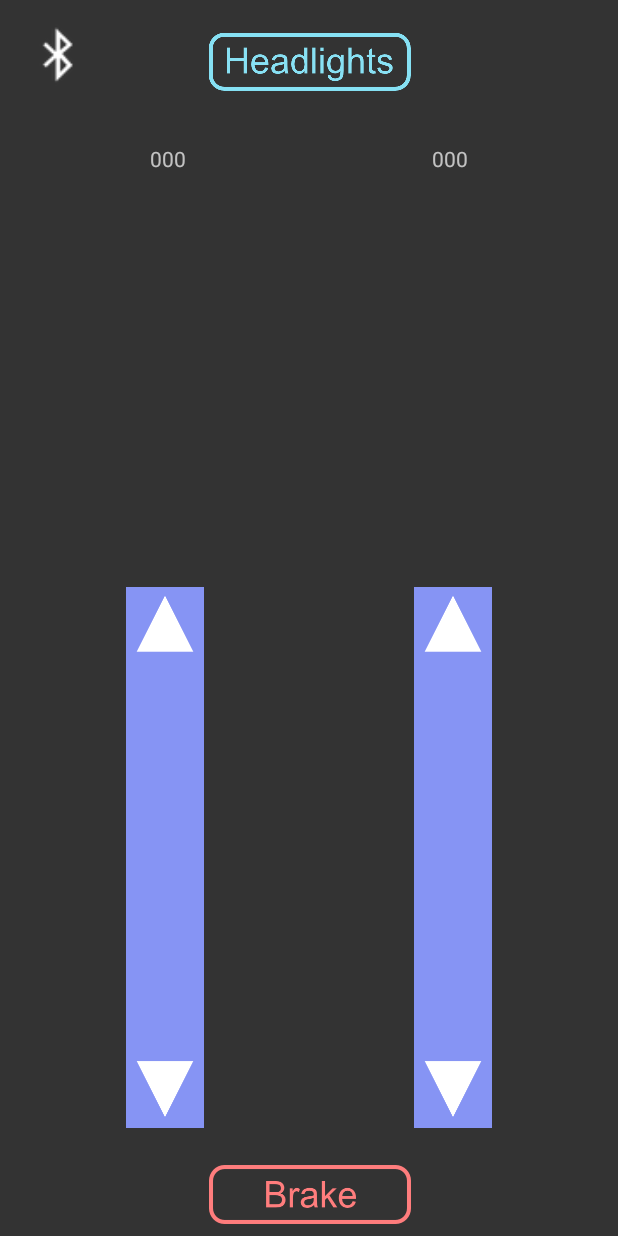
After one commit to gershGit/EGEN-RC-Vehicle, an Android app: the Motor_Direct screen opened directly, with no data from a screen before it, on a phone screen of 412 x 824 dp. The commit adds this screen. Run offline under Robolectric (Android 15) with nearby library versions, the phone set to English and light mode, and no system bars.

Commit message:
GUI 2
+Added a second GUI that controls each motor individually

```diff
--- /dev/null
+++ b/app/src/main/res/drawable/bbutton.xml
@@ -0,0 +1,8 @@
+<?xml version="1.0" encoding="utf-8"?>
+<selector xmlns:android="http://schemas.android.com/apk/res/android">
+    <item android:state_pressed="true"
+        android:drawable="@mipmap/brake_pressed" /> <!-- pressed -->
+    <item android:state_focused="true"
+        android:drawable="@mipmap/brake_pressed" /> <!-- focused -->
+    <item android:drawable="@mipmap/brake_button" /> <!-- default -->
+</selector>
--- /dev/null
+++ b/app/src/main/res/drawable/hbutton.xml
@@ -0,0 +1,8 @@
+<?xml version="1.0" encoding="utf-8"?>
+<selector xmlns:android="http://schemas.android.com/apk/res/android">
+    <item android:state_pressed="true"
+        android:drawable="@mipmap/headlights_pressed" /> <!-- pressed -->
+    <item android:state_focused="true"
+        android:drawable="@mipmap/headlights_pressed" /> <!-- focused -->
+    <item android:drawable="@mipmap/headlights_normal" /> <!-- default -->
+</selector>
--- /dev/null
+++ b/app/src/main/res/layout/activity_motor__direct.xml
@@ -0,0 +1,103 @@
+<?xml version="1.0" encoding="utf-8"?>
+<android.support.constraint.ConstraintLayout xmlns:android="http://schemas.android.com/apk/res/android"
+    xmlns:app="http://schemas.android.com/apk/res-auto"
+    xmlns:tools="http://schemas.android.com/tools"
+    android:background ="#333333"
+    android:layout_width="match_parent"
+    android:layout_height="match_parent"
+    tools:context=".Motor_Direct">
+
+    <ImageButton
+        android:id="@+id/brake_button"
+        android:layout_width="wrap_content"
+        android:layout_height="wrap_content"
+        android:layout_marginStart="8dp"
+        android:layout_marginTop="8dp"
+        android:layout_marginEnd="8dp"
+        android:layout_marginBottom="8dp"
+        android:background="@null"
+        android:contentDescription="@string/button_to_brake"
+        android:onClick="brakeVehicle"
+        app:layout_constraintBottom_toBottomOf="parent"
+        app:layout_constraintEnd_toEndOf="parent"
+        app:layout_constraintHorizontal_bias="0.502"
+        app:layout_constraintStart_toStartOf="parent"
+        app:layout_constraintTop_toTopOf="parent"
+        app:layout_constraintVertical_bias="1.0"
+        app:srcCompat="@drawable/bbutton" />
+
+    <ImageButton
+        android:id="@+id/headlights_button"
+        android:layout_width="146dp"
+        android:layout_height="44dp"
+        android:layout_marginStart="8dp"
+        android:layout_marginTop="8dp"
+        android:layout_marginEnd="8dp"
+        android:layout_marginBottom="8dp"
+        android:background="@null"
+        android:onClick="toggleLED"
+        app:layout_constraintBottom_toBottomOf="parent"
+        app:layout_constraintEnd_toEndOf="parent"
+        app:layout_constraintStart_toStartOf="parent"
+        app:layout_constraintTop_toTopOf="parent"
+        app:layout_constraintVertical_bias="0.015"
+        app:srcCompat="@drawable/hbutton" />
+
+    <ImageView
+        android:id="@+id/rightSlider"
+        android:layout_width="wrap_content"
+        android:layout_height="wrap_content"
+        android:layout_marginEnd="84dp"
+        android:layout_marginBottom="72dp"
+        app:layout_constraintBottom_toBottomOf="parent"
+        app:layout_constraintEnd_toEndOf="parent"
+        app:srcCompat="@mipmap/slider_normal" />
+
+    <ImageView
+        android:id="@+id/leftSlider"
+        android:layout_width="wrap_content"
+        android:layout_height="wrap_content"
+        android:layout_marginStart="84dp"
+        android:layout_marginBottom="72dp"
+        app:layout_constraintBottom_toBottomOf="parent"
+        app:layout_constraintStart_toStartOf="parent"
+        app:srcCompat="@mipmap/slider_normal" />
+
+    <TextView
+        android:id="@+id/leftMotorText"
+        android:layout_width="wrap_content"
+        android:layout_height="wrap_content"
+        android:layout_marginStart="100dp"
+        android:layout_marginTop="96dp"
+        android:layout_marginBottom="8dp"
+        android:text="000"
+        app:layout_constraintBottom_toTopOf="@+id/leftSlider"
+        app:layout_constraintStart_toStartOf="parent"
+        app:layout_constraintTop_toTopOf="parent"
+        app:layout_constraintVertical_bias="0.0" />
+
+    <TextView
+        android:id="@+id/rightMotorText"
+        android:layout_width="wrap_content"
+        android:layout_height="wrap_content"
+        android:layout_marginStart="8dp"
+        android:layout_marginTop="96dp"
+        android:layout_marginEnd="100dp"
+        android:text="000"
+        app:layout_constraintEnd_toEndOf="parent"
+        app:layout_constraintHorizontal_bias="1.0"
+        app:layout_constraintStart_toEndOf="@+id/leftMotorText"
+        app:layout_constraintTop_toTopOf="parent" />
+
+    <ImageView
+        android:id="@+id/bluetoothImage"
+        android:onClick="attemptBluetooth"
+        android:layout_width="46dp"
+        android:layout_height="41dp"
+        android:layout_marginStart="16dp"
+        android:layout_marginTop="16dp"
+        app:layout_constraintStart_toStartOf="parent"
+        app:layout_constraintTop_toTopOf="parent"
+        app:srcCompat="@android:drawable/stat_sys_data_bluetooth" />
+
+</android.support.constraint.ConstraintLayout>
--- a/app/src/main/res/values/strings.xml
+++ b/app/src/main/res/values/strings.xml
@@ -1,3 +1,4 @@
 <resources>
     <string name="app_name">EGEN Control</string>
+    <string name="button_to_brake">button to brake</string>
 </resources>
```
Also changed, not shown: app/src/main/AndroidManifest.xml (+8 -4 lines), app/src/main/java/com/example/gersh/egencontrol/Motor_Direct.java (added, +220 -0 lines), app/src/main/java/com/example/gersh/egencontrol/UI_Activity.java (+8 -0 lines), app/src/main/res/layout/activity_ui_.xml (+11 -0 lines), app/src/main/res/mipmap-xxhdpi/brake_button.png (added), app/src/main/res/mipmap-xxhdpi/brake_pressed.png (added), app/src/main/res/mipmap-xxhdpi/headlights_normal.png (added), app/src/main/res/mipmap-xxhdpi/headlights_pressed.png (added), app/src/main/res/mipmap-xxhdpi/slider_back.png (added), app/src/main/res/mipmap-xxhdpi/slider_forward.png (added), app/src/main/res/mipmap-xxhdpi/slider_normal.png (added).
